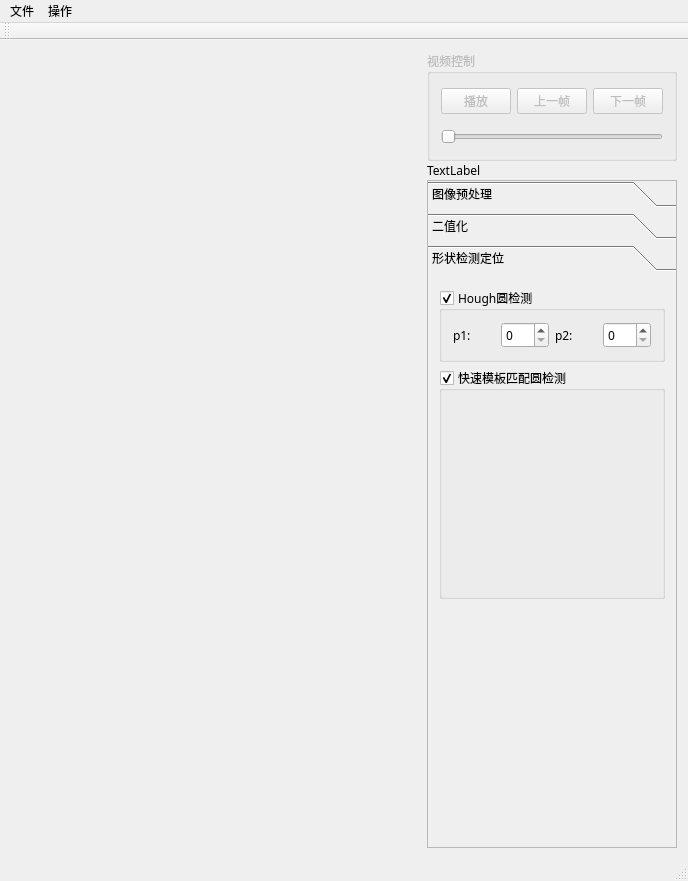
Old version of the form TSR/mainwin.ui in the repository YuHao000/TSR.
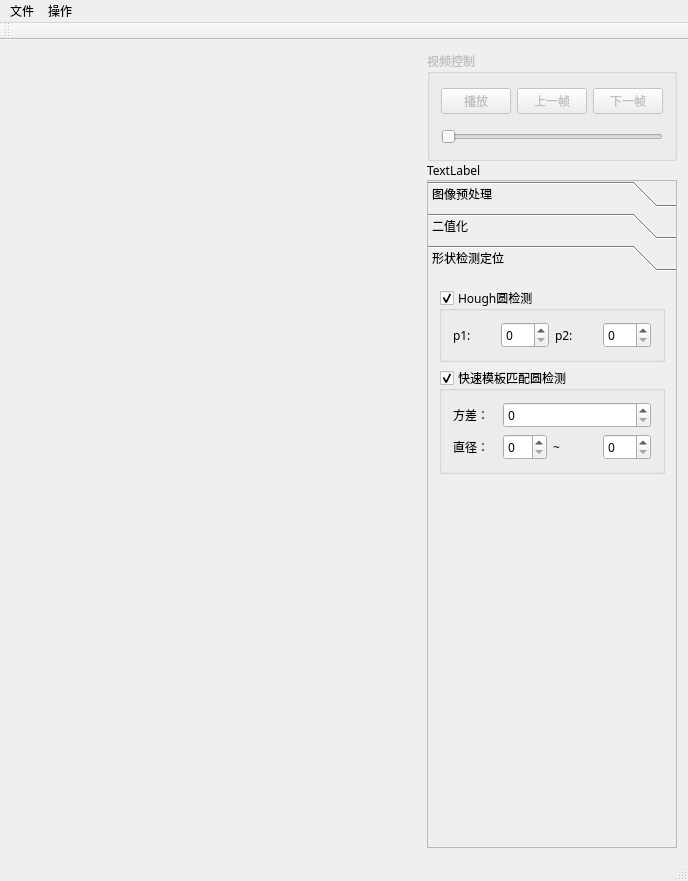
New version of the form. Custom widgets are drawn as their Qt base class.

Diff of the .ui file:
```diff
--- a/TSR/mainwin.ui
+++ b/TSR/mainwin.ui
@@ -892,12 +892,80 @@
           </item>
           <item>
            <widget class="QGroupBox" name="boxShpaePatternCircle">
+            <property name="sizePolicy">
+             <sizepolicy hsizetype="Preferred" vsizetype="Fixed">
+              <horstretch>0</horstretch>
+              <verstretch>0</verstretch>
+             </sizepolicy>
+            </property>
             <property name="title">
              <string>快速模板匹配圆检测</string>
             </property>
             <property name="checkable">
              <bool>true</bool>
             </property>
+            <layout class="QGridLayout" name="gridLayout_8">
+             <item row="0" column="0">
+              <widget class="QLabel" name="label_18">
+               <property name="text">
+                <string>方差：</string>
+               </property>
+              </widget>
+             </item>
+             <item row="1" column="0">
+              <widget class="QLabel" name="label_19">
+               <property name="text">
+                <string>直径：</string>
+               </property>
+              </widget>
+             </item>
+             <item row="1" column="1">
+              <widget class="QSpinBox" name="edtShapeDmin">
+               <property name="maximum">
+                <number>99</number>
+               </property>
+               <property name="singleStep">
+                <number>1</number>
+               </property>
+               <property name="value">
+                <number>0</number>
+               </property>
+              </widget>
+             </item>
+             <item row="1" column="2">
+              <widget class="QLabel" name="label_20">
+               <property name="text">
+                <string>~</string>
+               </property>
+              </widget>
+             </item>
+             <item row="0" column="1" colspan="3">
+              <widget class="QSpinBox" name="edtShapeVariance">
+               <property name="maximum">
+                <number>100000000</number>
+               </property>
+               <property name="singleStep">
+                <number>1000</number>
+               </property>
+               <property name="value">
+                <number>0</number>
+               </property>
+              </widget>
+             </item>
+             <item row="1" column="3">
+              <widget class="QSpinBox" name="edtShapeDmax">
+               <property name="maximum">
+                <number>999</number>
+               </property>
+               <property name="singleStep">
+                <number>1</number>
+               </property>
+               <property name="value">
+                <number>0</number>
+               </property>
+              </widget>
+             </item>
+            </layout>
            </widget>
           </item>
           <item>
```
